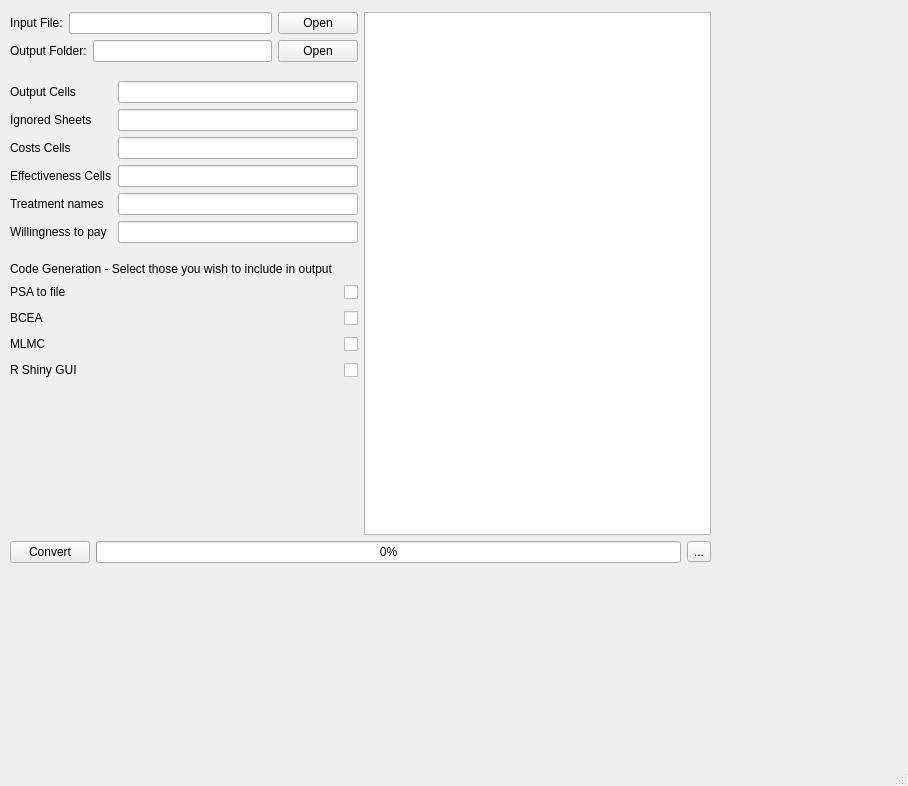
Old version of the form reeevr/interactive/QtDesignerGUIFile.ui in the repository Volumetric-Nanometre/REEEVR-Excel-to-R-converter.
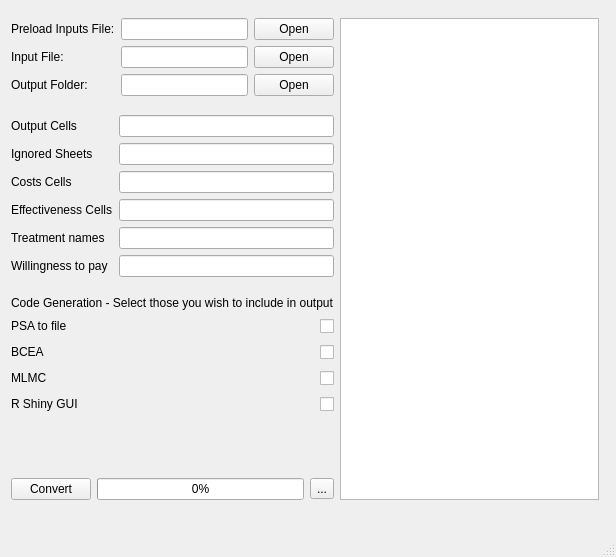
New version of the form.

Diff of the .ui file:
```diff
--- a/reeevr/interactive/QtDesignerGUIFile.ui
+++ b/reeevr/interactive/QtDesignerGUIFile.ui
@@ -6,8 +6,8 @@
    <rect>
     <x>0</x>
     <y>0</y>
-    <width>908</width>
-    <height>786</height>
+    <width>616</width>
+    <height>557</height>
    </rect>
   </property>
   <property name="windowTitle">
@@ -17,61 +17,83 @@
    <widget class="QWidget" name="">
     <property name="geometry">
      <rect>
-      <x>10</x>
-      <y>12</y>
-      <width>701</width>
-      <height>551</height>
+      <x>11</x>
+      <y>18</y>
+      <width>588</width>
+      <height>482</height>
      </rect>
     </property>
-    <layout class="QVBoxLayout" name="verticalLayout_2">
-     <item>
       <layout class="QHBoxLayout" name="horizontalLayout">
        <item>
         <layout class="QVBoxLayout" name="verticalLayout">
          <item>
           <layout class="QGridLayout" name="gridLayout">
            <item row="0" column="0">
+          <widget class="QLabel" name="InputFilenameLabel_3">
+           <property name="toolTip">
+            <string>Allows preloading of all inputs from correctly formatted preload file. </string>
+           </property>
+           <property name="text">
+            <string>Preload Inputs File:</string>
+           </property>
+          </widget>
+         </item>
+         <item row="0" column="1">
+          <widget class="QLineEdit" name="PreloadInputsFile">
+           <property name="toolTip">
+            <string>Path to Excel workbook to be worked on</string>
+           </property>
+          </widget>
+         </item>
+         <item row="0" column="3">
+          <widget class="QPushButton" name="PreloadFileOpen">
+           <property name="text">
+            <string>Open</string>
+           </property>
+          </widget>
+         </item>
+         <item row="1" column="0">
             <widget class="QLabel" name="InputFilenameLabel">
              <property name="text">
               <string>Input File:</string>
              </property>
             </widget>
            </item>
-           <item row="0" column="1" colspan="2">
-            <widget class="QLineEdit" name="FileName">
-             <property name="toolTip">
-              <string>Path to Excel workbook to be worked on</string>
-             </property>
-            </widget>
-           </item>
-           <item row="0" column="3">
+         <item row="1" column="3">
             <widget class="QPushButton" name="OpenFileButton">
              <property name="text">
               <string>Open</string>
              </property>
             </widget>
            </item>
-           <item row="1" column="0" colspan="2">
+         <item row="2" column="0">
             <widget class="QLabel" name="InputFilenameLabel_2">
              <property name="text">
               <string>Output Folder:</string>
              </property>
             </widget>
            </item>
-           <item row="1" column="2">
-            <widget class="QLineEdit" name="OutputFolderFileName">
-             <property name="toolTip">
-              <string>Path to Excel workbook to be worked on</string>
-             </property>
-            </widget>
-           </item>
-           <item row="1" column="3">
+         <item row="2" column="3">
             <widget class="QPushButton" name="OpenFolderButton">
              <property name="text">
               <string>Open</string>
              </property>
             </widget>
            </item>
+         <item row="2" column="1">
+          <widget class="QLineEdit" name="OutputFolderFileName">
+           <property name="toolTip">
+            <string>Path to Excel workbook to be worked on</string>
+           </property>
+          </widget>
+         </item>
+         <item row="1" column="1">
+          <widget class="QLineEdit" name="FileName">
+           <property name="toolTip">
+            <string>Path to Excel workbook to be worked on</string>
+           </property>
+          </widget>
+         </item>
           </layout>
          </item>
          <item>
@@ -84,7 +106,7 @@
            </property>
            <property name="sizeHint" stdset="0">
             <size>
-             <width>271</width>
+           <width>20</width>
              <height>13</height>
             </size>
            </property>
@@ -351,21 +373,10 @@
            <property name="sizeHint" stdset="0">
             <size>
              <width>20</width>
-             <height>40</height>
+           <height>18</height>
             </size>
            </property>
           </spacer>
-         </item>
-        </layout>
-       </item>
-       <item>
-        <widget class="QTextEdit" name="textEdit">
-         <property name="readOnly">
-          <bool>true</bool>
-         </property>
-        </widget>
-       </item>
-      </layout>
      </item>
      <item>
       <layout class="QGridLayout" name="gridLayout_2">
@@ -393,6 +404,15 @@
       </layout>
      </item>
     </layout>
+     </item>
+     <item>
+      <widget class="QTextEdit" name="textEdit">
+       <property name="readOnly">
+        <bool>true</bool>
+       </property>
+      </widget>
+     </item>
+    </layout>
    </widget>
   </widget>
   <widget class="QMenuBar" name="menubar">
```
Left out of the diff: 10 changed lines with no effect on the pictures. Lines whose indentation alone changed are shown as unchanged.
